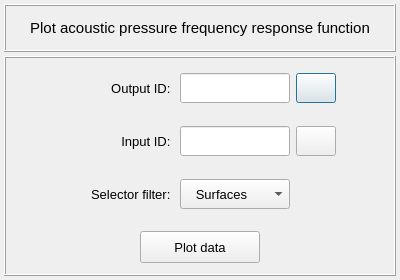
This is vibra/interface/data/ui_files/plots/acoustic/plot_acoustic_pressure_frequency_response_function.ui in MOPT-UFSC/VIBRA as Qt 5 draws it before an edit. The edited form follows.
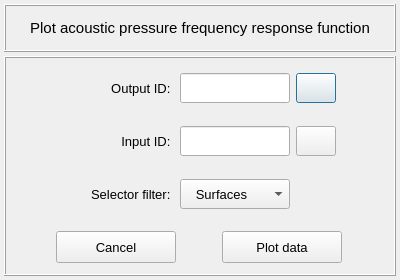
This is the edited form. Icons and pictures are not drawn.

Commit message: Add cancel button in the frequency response plots

```diff
--- a/vibra/interface/data/ui_files/plots/acoustic/plot_acoustic_pressure_frequency_response_function.ui
+++ b/vibra/interface/data/ui_files/plots/acoustic/plot_acoustic_pressure_frequency_response_function.ui
@@ -380,8 +380,8 @@
          <property name="spacing">
           <number>2</number>
          </property>
-         <item row="0" column="0">
-          <widget class="QPushButton" name="pushButton_plot_frequency_response">
+         <item row="0" column="1">
+          <widget class="QPushButton" name="pushButton_plot_data">
            <property name="minimumSize">
             <size>
              <width>120</width>
@@ -414,6 +414,40 @@
            </property>
           </widget>
          </item>
+         <item row="0" column="0">
+          <widget class="QPushButton" name="pushButton_cancel">
+           <property name="minimumSize">
+            <size>
+             <width>120</width>
+             <height>32</height>
+            </size>
+           </property>
+           <property name="maximumSize">
+            <size>
+             <width>120</width>
+             <height>32</height>
+            </size>
+           </property>
+           <property name="font">
+            <font>
+             <family>MS Shell Dlg 2</family>
+             <pointsize>10</pointsize>
+             <weight>50</weight>
+             <italic>false</italic>
+             <bold>false</bold>
+            </font>
+           </property>
+           <property name="styleSheet">
+            <string notr="true"/>
+           </property>
+           <property name="text">
+            <string>Cancel</string>
+           </property>
+           <property name="flat">
+            <bool>false</bool>
+           </property>
+          </widget>
+         </item>
         </layout>
        </widget>
       </item>
```
Left out of the diff: 12 changed lines with no effect on the pictures. The commit also changes 12 other files.
